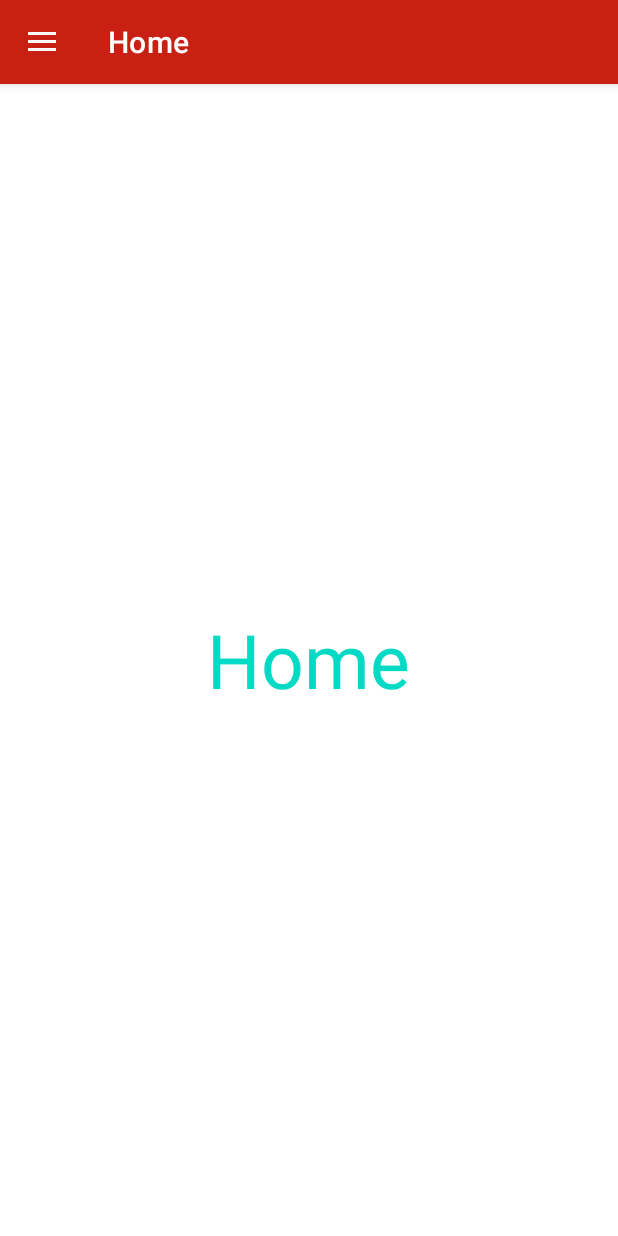
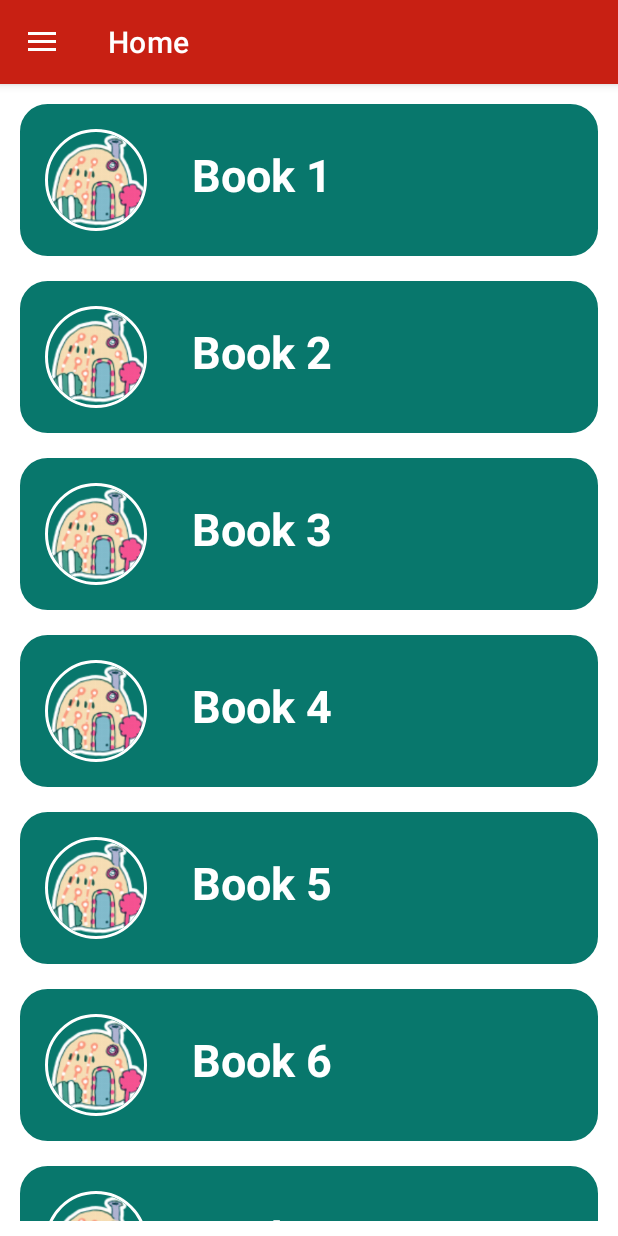
Before and after one commit to AR1610/MyAppInternship, an Android app: the screen it shows after launch (NavHomeActivity), on a phone screen of 412 x 824 dp. Run offline under Robolectric (Android 15) with nearby library versions, the phone set to English and light mode, and no system bars; our stand-ins replace CircleImageView; 2 statements that could not run were skipped.

Commit message:
Listview with BaseAdapter in Fragment

```diff
--- /dev/null
+++ b/app/src/main/java/com/myappinternship/BookAdapter.java
@@ -0,0 +1,57 @@
+package com.myappinternship;
+
+import android.content.Context;
+import android.view.LayoutInflater;
+import android.view.View;
+import android.view.ViewGroup;
+import android.widget.BaseAdapter;
+import android.widget.ImageView;
+import android.widget.TextView;
+
+import com.myappinternship.fragments.HomeFragment;
+import com.myappinternship.models.BookModel;
+
+import java.util.ArrayList;
+
+import de.hdodenhof.circleimageview.CircleImageView;
+
+public class BookAdapter extends BaseAdapter {
+    Context context;
+    ArrayList<BookModel> bookModelArrayList;
+
+    public BookAdapter(Context context, ArrayList<BookModel> bookModelArrayList) {
+
+        this.context = context;
+        this.bookModelArrayList = bookModelArrayList;
+
+    }
+
+    @Override
+    public int getCount() {
+        return bookModelArrayList.size();
+    }
+
+    @Override
+    public Object getItem(int position) {
+        return bookModelArrayList.get(position);
+    }
+
+    @Override
+    public long getItemId(int position) {
+        return position;
+    }
+
+    @Override
+    public View getView(int position, View convertView, ViewGroup parent) {
+        LayoutInflater layoutInflater = (LayoutInflater)context.getSystemService(Context.LAYOUT_INFLATER_SERVICE);
+        convertView = layoutInflater.inflate(R.layout.raw_list, null);
+
+        CircleImageView imgBook = convertView.findViewById(R.id.img_book);
+        TextView tvBook = convertView.findViewById(R.id.tv_book);
+        imgBook.setImageResource(bookModelArrayList.get(position).getImgBook());
+        tvBook.setText(bookModelArrayList.get(position).getStrBook());
+
+
+        return convertView;
+    }
+}
--- a/app/src/main/java/com/myappinternship/fragments/HomeFragment.java
+++ b/app/src/main/java/com/myappinternship/fragments/HomeFragment.java
@@ -5,22 +5,45 @@ import android.os.Bundle;
 import android.view.LayoutInflater;
 import android.view.View;
 import android.view.ViewGroup;
+import android.widget.ListView;
 
 import androidx.annotation.NonNull;
 import androidx.annotation.Nullable;
 import androidx.fragment.app.Fragment;
 
+import com.myappinternship.BookAdapter;
 import com.myappinternship.R;
+import com.myappinternship.models.BookModel;
+
+import java.util.ArrayList;
 
 
 public class HomeFragment extends Fragment {
 
+    ListView listView;
+
+    String strBook[] = {"Book 1", "Book 2", "Book 3", "Book 4", "Book 5", "Book 6", "Book 7", "Book 8"};
+    int imgBook[] = {R.drawable.ic_home, R.drawable.ic_home, R.drawable.ic_home,
+            R.drawable.ic_home, R.drawable.ic_home, R.drawable.ic_home, R.drawable.ic_home, R.drawable.ic_home};
+
+    ArrayList<BookModel> bookModelArrayList;
 
     @Nullable
     @Override
     public View onCreateView(@NonNull LayoutInflater inflater, @Nullable ViewGroup container, @Nullable Bundle savedInstanceState) {
 
-      View rootview = inflater.inflate(R.layout.fragment_home,container,false);
+        View rootview = inflater.inflate(R.layout.fragment_home, container, false);
+        listView = rootview.findViewById(R.id.list_view);
+        bookModelArrayList = new ArrayList<BookModel>();
+        for (int i = 0; i < strBook.length; i++) {
+            BookModel bookModel = new BookModel(strBook[i], imgBook[i]);
+            bookModelArrayList.add(bookModel);
+        }
+
+
+        BookAdapter bookAdapter = new BookAdapter(getActivity(),bookModelArrayList);
+        listView.setAdapter(bookAdapter);
+
 
         return rootview;
     }
--- /dev/null
+++ b/app/src/main/java/com/myappinternship/models/BookModel.java
@@ -0,0 +1,28 @@
+package com.myappinternship.models;
+
+public class BookModel {
+
+    String strBook;
+    int imgBook;
+    public BookModel(String strBook, int imgBook) {
+
+      this.strBook = strBook;
+      this.imgBook = imgBook;
+    }
+
+    public String getStrBook() {
+        return strBook;
+    }
+
+    public void setStrBook(String strBook) {
+        this.strBook = strBook;
+    }
+
+    public int getImgBook() {
+        return imgBook;
+    }
+
+    public void setImgBook(int imgBook) {
+        this.imgBook = imgBook;
+    }
+}
--- a/app/src/main/res/layout/fragment_home.xml
+++ b/app/src/main/res/layout/fragment_home.xml
@@ -5,15 +5,16 @@
     android:layout_width="match_parent"
     android:layout_height="match_parent"
     android:orientation="vertical"
-    android:gravity="center">
+    android:layout_margin="10dp">
 
-    <TextView
-        android:id="@+id/text_home"
-        android:layout_width="wrap_content"
-        android:layout_height="wrap_content"
-        android:text="Home"
-        android:textSize="50sp"
-        android:textColor="@color/teal_200"
 
-        />
+    <ListView
+        android:layout_width="match_parent"
+        android:layout_height="match_parent"
+        android:id="@+id/list_view"
+        android:divider="@android:color/transparent"
+        android:dividerHeight="10dp"/>
+
+
+
 </LinearLayout>
--- /dev/null
+++ b/app/src/main/res/layout/raw_list.xml
@@ -0,0 +1,31 @@
+<?xml version="1.0" encoding="utf-8"?>
+<LinearLayout xmlns:android="http://schemas.android.com/apk/res/android"
+    xmlns:app="http://schemas.android.com/apk/res-auto"
+    android:orientation="horizontal"
+    android:layout_width="match_parent"
+    android:layout_height="match_parent"
+    android:padding="20dp"
+    android:background="@drawable/btn_bg">
+
+
+    <de.hdodenhof.circleimageview.CircleImageView
+        android:layout_width="68dp"
+        android:layout_height="68dp"
+        app:civ_border_color="#fff"
+        app:civ_border_width="2dp"
+        app:civ_circle_background_color="#000"
+        android:id="@+id/img_book" />
+
+
+    <TextView
+        android:layout_width="wrap_content"
+        android:layout_height="wrap_content"
+        android:id="@+id/tv_book"
+        android:text="Book"
+        android:textSize="30sp"
+        android:textColor="#fff"
+        android:textStyle="bold"
+        android:layout_marginHorizontal="30dp"
+        android:layout_marginTop="10dp"/>
+
+</LinearLayout>
```
